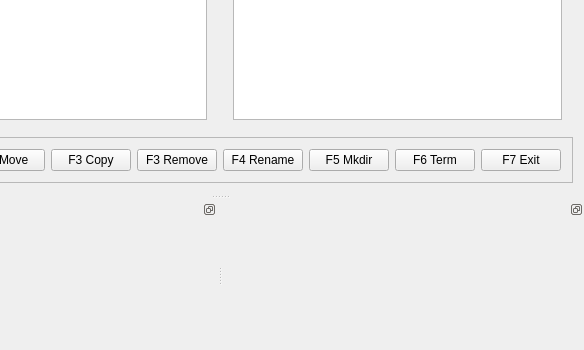
Before: the Qt Designer form mainwindow.ui in metem/MeTeM-File-Manager, drawn with Qt 5; both pictures show x 144 to 728 and y 219 to 569 of the 728 by 569 pixel window.
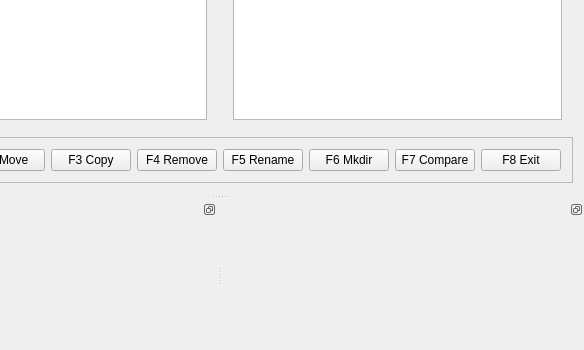
After: the same form once the commit is applied. Custom widgets are drawn as their Qt base class.

The edit to the form file:
```diff
--- a/mainwindow.ui
+++ b/mainwindow.ui
@@ -6,7 +6,7 @@
    <rect>
     <x>0</x>
     <y>0</y>
-    <width>720</width>
+    <width>723</width>
     <height>569</height>
    </rect>
   </property>
@@ -206,35 +206,35 @@
        <item>
         <widget class="QPushButton" name="pbRemove">
          <property name="text">
-          <string>F3 Remove</string>
+          <string>F4 Remove</string>
          </property>
         </widget>
        </item>
        <item>
         <widget class="QPushButton" name="pbRename">
          <property name="text">
-          <string>F4 Rename</string>
+          <string>F5 Rename</string>
          </property>
         </widget>
        </item>
        <item>
         <widget class="QPushButton" name="pbMkdir">
          <property name="text">
-          <string>F5 Mkdir</string>
+          <string>F6 Mkdir</string>
          </property>
         </widget>
        </item>
        <item>
         <widget class="QPushButton" name="pbTerm">
          <property name="text">
-          <string>F6 Term</string>
+          <string>F7 Compare</string>
          </property>
         </widget>
        </item>
        <item>
         <widget class="QPushButton" name="pbExit">
          <property name="text">
-          <string>F7 Exit</string>
+          <string>F8 Exit</string>
          </property>
         </widget>
        </item>
```
Left out of the diff: 10 changed lines with no effect on the pictures.
